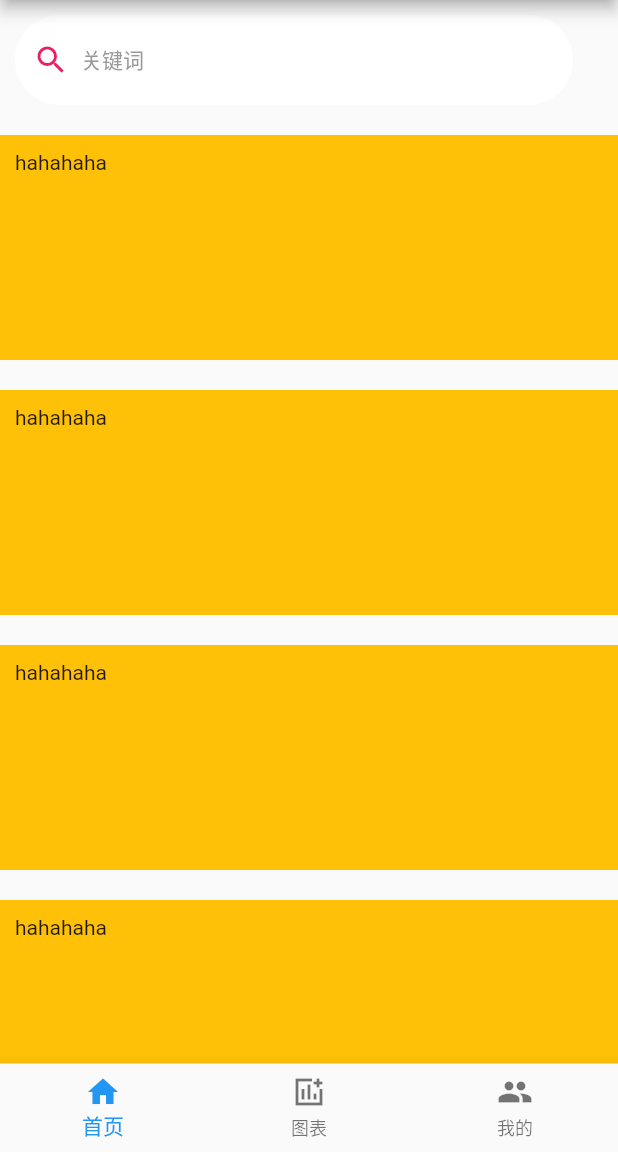
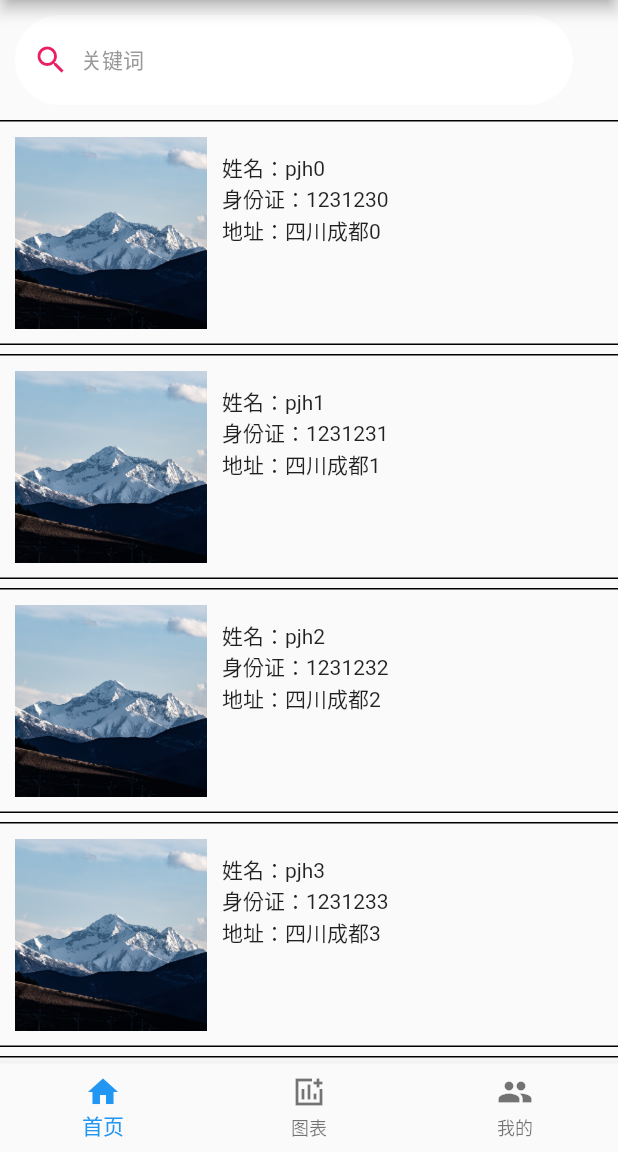
Before and after one commit to JoHa886/flutter_application_demo, a Flutter app: the screen it shows after launch, on a phone screen of 412 x 824 dp, the part 84-1236 px from its top. Run offline on Flutter 3.47's test engine with Material 2 defaults, Android fonts, the phone set to English and light mode, and no system bars; our stand-ins replace charts_flutter, dio, fl_chart.

Commit message:
静态页

```diff
--- a/lib/pages/home/home.dart
+++ b/lib/pages/home/home.dart
@@ -1,5 +1,7 @@
 import 'package:flutter/material.dart';
 import 'package:flutter_application_demo/components/search_bar.dart';
+
+import 'item_detail.dart';
 
 class Home extends StatefulWidget {
   const Home({Key? key}) : super(key: key);
@@ -9,6 +11,29 @@ class Home extends StatefulWidget {
 }
 
 class _HomeState extends State<Home> {
+  List itemList = [
+    {"name": "pjh", "id": "123123", "addr": "四川成都"},
+    {"name": "pjh", "id": "123123", "addr": "四川成都"},
+    {"name": "pjh", "id": "123123", "addr": "四川成都"},
+    {"name": "pjh", "id": "123123", "addr": "四川成都"},
+    {"name": "pjh", "id": "123123", "addr": "四川成都"},
+    {"name": "pjh", "id": "123123", "addr": "四川成都"},
+    {"name": "pjh", "id": "123123", "addr": "四川成都"},
+    {"name": "pjh", "id": "123123", "addr": "四川成都"},
+    {"name": "pjh", "id": "123123", "addr": "四川成都"},
+  ];
+  List<Widget> itemListC() {
+    List<Widget> itemListW = [];
+    for (int i = 0; i < itemList.length; i++) {
+      itemListW.add(ItemWrap(
+        name: itemList[i]['name'] + i.toString(),
+        id: itemList[i]["id"] + i.toString(),
+        addr: itemList[i]["addr"] + i.toString(),
+      ));
+    }
+    return itemListW;
+  }
+
   @override
   Widget build(BuildContext context) {
     return Container(
@@ -42,68 +67,7 @@ class _HomeState extends State<Home> {
               direction: Axis.vertical,
               mainAxisAlignment: MainAxisAlignment.start,
               crossAxisAlignment: CrossAxisAlignment.start,
-              children: [
-                GestureDetector(
-                  onTap: () {
-                    print(1);
-                  },
-                  child: Container(
-                      width: double.infinity,
-                      height: 150,
-                      padding: EdgeInsets.all(10),
-                      margin: EdgeInsets.only(top: 10, bottom: 10),
-                      color: Colors.amber,
-                      child: Text("hahahaha")),
-                ),
-                GestureDetector(
-                  onTap: () {
-                    print(1);
-                  },
-                  child: Container(
-                      width: double.infinity,
-                      height: 150,
-                      padding: EdgeInsets.all(10),
-                      margin: EdgeInsets.only(top: 10, bottom: 10),
-                      color: Colors.amber,
-                      child: Text("hahahaha")),
-                ),
-                GestureDetector(
-                  onTap: () {
-                    print(1);
-                  },
-                  child: Container(
-                      width: double.infinity,
-                      height: 150,
-                      padding: EdgeInsets.all(10),
-                      margin: EdgeInsets.only(top: 10, bottom: 10),
-                      color: Colors.amber,
-                      child: Text("hahahaha")),
-                ),
-                GestureDetector(
-                  onTap: () {
-                    print(1);
-                  },
-                  child: Container(
-                      width: double.infinity,
-                      height: 150,
-                      padding: EdgeInsets.all(10),
-                      margin: EdgeInsets.only(top: 10, bottom: 10),
-                      color: Colors.amber,
-                      child: Text("hahahaha")),
-                ),
-                GestureDetector(
-                  onTap: () {
-                    print(1);
-                  },
-                  child: Container(
-                      width: double.infinity,
-                      height: 150,
-                      padding: EdgeInsets.all(10),
-                      margin: EdgeInsets.only(top: 10, bottom: 10),
-                      color: Colors.amber,
-                      child: Text("hahahaha")),
-                ),
-              ],
+              children: itemListC(),
             ),
           )
         ],
--- /dev/null
+++ b/lib/pages/home/item_detail.dart
@@ -0,0 +1,56 @@
+import 'package:flutter/material.dart';
+
+class ItemWrap extends StatelessWidget {
+  final String name, id, addr;
+
+  const ItemWrap(
+      {Key? key, required this.name, required this.id, required this.addr})
+      : super(key: key);
+
+  @override
+  Widget build(BuildContext context) {
+    return GestureDetector(
+        onTap: () {
+          print(1);
+        },
+        child: Container(
+          width: double.infinity,
+          height: 150,
+          padding: const EdgeInsets.all(10),
+          margin: EdgeInsets.only(bottom: 6),
+          // color: Colors.amber,
+          decoration: const BoxDecoration(
+            border: Border(
+              top: BorderSide(
+                  color: Colors.black, width: 1.0, style: BorderStyle.solid),
+              // left: BorderSide(
+              //     color: Colors.red, width: 2.0, style: BorderStyle.solid),
+              // right: BorderSide(
+              //     color: Colors.red, width: 2.0, style: BorderStyle.solid),
+              bottom: BorderSide(
+                  color: Colors.black, width: 1.0, style: BorderStyle.solid),
+            ),
+            // border: Border.all(
+            //     color: Colors.red, width: 2.0, style: BorderStyle.solid),
+            // borderRadius: BorderRadius.all(Radius.circular(10))
+          ),
+          child: Row(
+            children: [
+              Image.asset("assets/images/mountain.png"),
+              Padding(
+                padding: EdgeInsets.all(10),
+                child: Column(
+                  crossAxisAlignment: CrossAxisAlignment.start,
+                  mainAxisAlignment: MainAxisAlignment.start,
+                  children: [
+                    Text("姓名：$name"),
+                    Text("身份证：$id"),
+                    Text("地址：$addr"),
+                  ],
+                ),
+              )
+            ],
+          ),
+        ));
+  }
+}
--- a/pubspec.yaml
+++ b/pubspec.yaml
@@ -35,6 +35,8 @@ dependencies:
   # Use with the CupertinoIcons class for iOS style icons.
   cupertino_icons: ^1.0.2
   dio: ^4.0.4
+  fl_chart: ^0.45.0
+  charts_flutter: ^0.12.0
 
 dev_dependencies:
   flutter_test:
@@ -62,6 +64,8 @@ flutter:
   # assets:
   #   - images/a_dot_burr.jpeg
   #   - images/a_dot_ham.jpeg
+  assets:
+    - assets/images/
 
   # An image asset can refer to one or more resolution-specific "variants", see
   # https://flutter.dev/assets-and-images/#resolution-aware.
```
Also changed, not shown: lib/pages/chart/chart.dart (+16 -4 lines), lib/pages/chart/chart_wrap copy.dart (added, +272 -0 lines), lib/pages/chart/chart_wrap.dart (added, +49 -0 lines), lib/pages/chart/data_table.dart (added, +103 -0 lines), assets/images/mountain.png (added), pubspec.lock.
